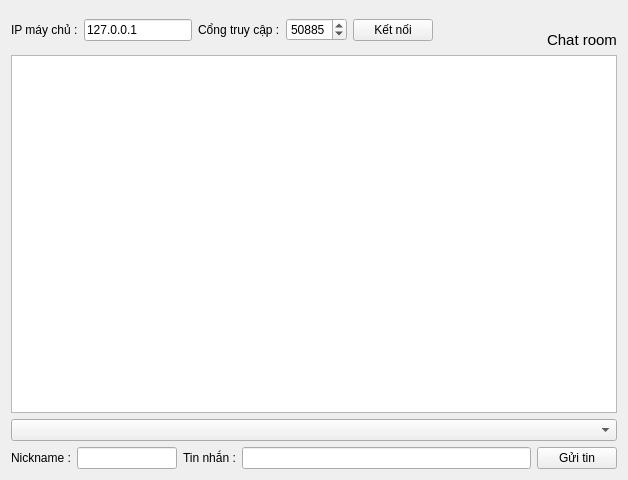
Before: the Qt Designer form NguoiDung/CuaSoNguoiDung.ui in bach071196/BTL-ANLab, drawn with Qt 5.
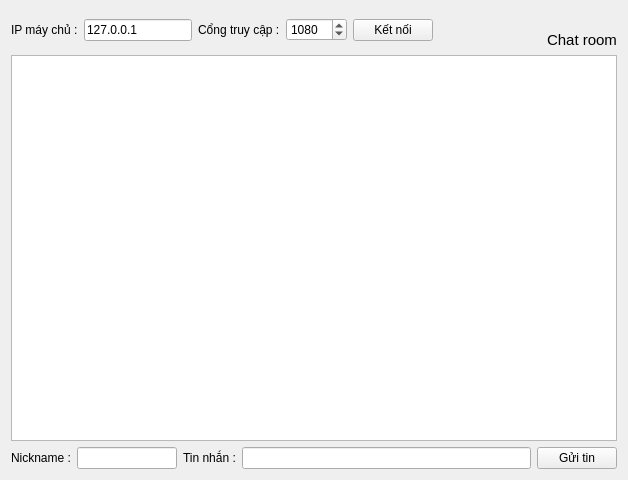
After: the same form once the commit is applied. Icons and pictures are not drawn.

```diff
--- a/NguoiDung/CuaSoNguoiDung.ui
+++ b/NguoiDung/CuaSoNguoiDung.ui
@@ -62,7 +62,7 @@
         <number>65535</number>
        </property>
        <property name="value">
-        <number>50885</number>
+        <number>1080</number>
        </property>
       </widget>
      </item>
@@ -123,9 +123,6 @@
      </property>
     </widget>
    </item>
-   <item>
-    <widget class="QComboBox" name="comboBox"/>
-   </item>
    <item>
     <layout class="QHBoxLayout" name="horizontalLayout_2">
      <item>
```
